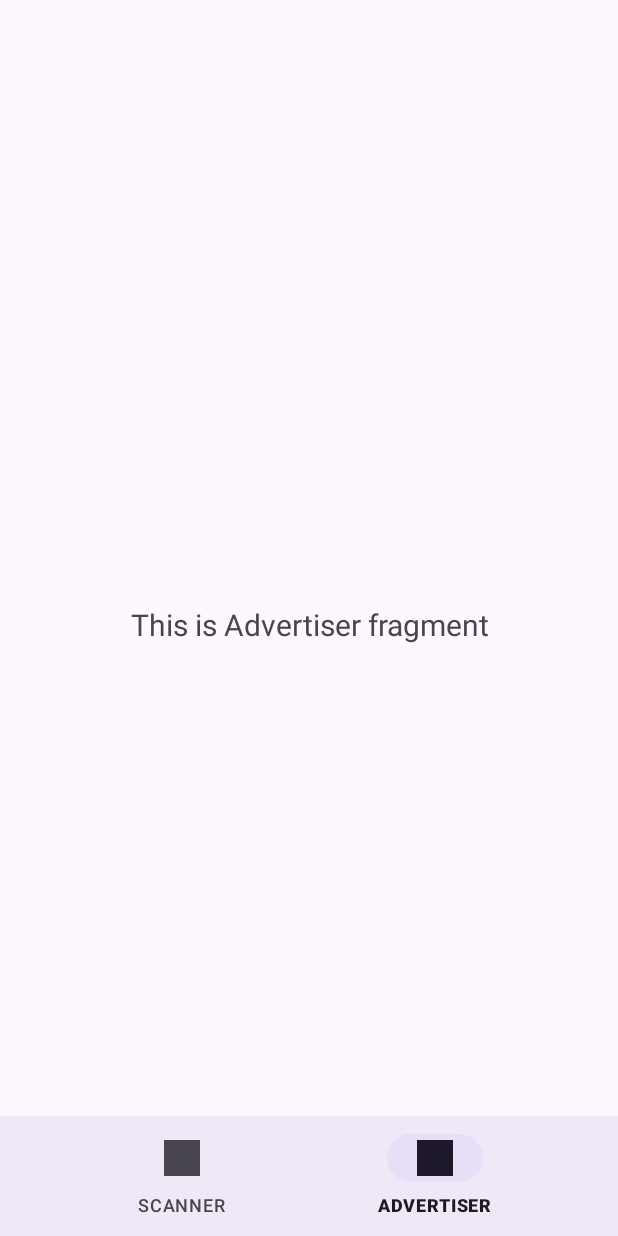
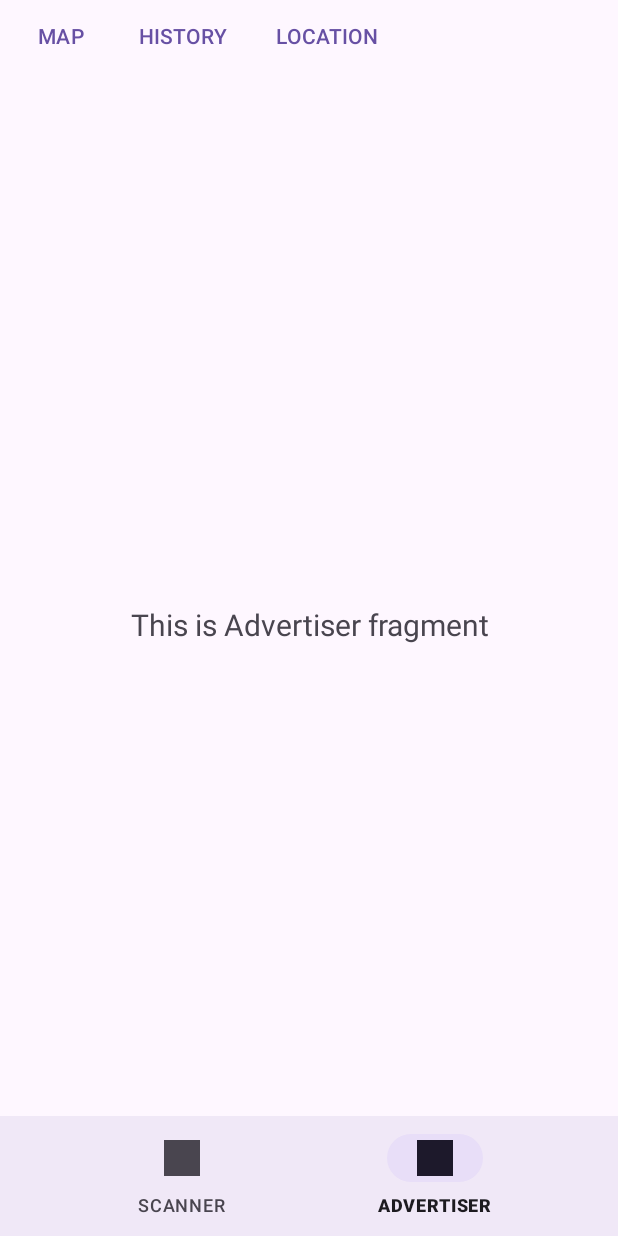
Before and after one commit to Jordan-Keys/BLEmasterslave, an Android app: the screen it shows after launch (MainActivity), item 2 of the bottom bar chosen, on a phone screen of 412 x 824 dp. Run offline under Robolectric (Android 15) with nearby library versions, the phone set to English and light mode, and no system bars.

```diff
--- a/app/src/main/java/App/MainActivity.java
+++ b/app/src/main/java/App/MainActivity.java
@@ -1,17 +1,22 @@
 package App;
 
+import android.content.Context;
 import android.os.Bundle;
-import com.example.blemasterslave.databinding.ActivityMainBinding;
-import com.google.android.material.bottomnavigation.BottomNavigationView;
+import android.view.LayoutInflater;
+import android.view.Menu;
+import android.view.View;
+import android.widget.ImageButton;
+import android.widget.Toast;
 import androidx.appcompat.app.AppCompatActivity;
+import androidx.constraintlayout.widget.ConstraintLayout;
 import androidx.navigation.NavController;
 import androidx.navigation.Navigation;
-import androidx.navigation.ui.AppBarConfiguration;
-import androidx.navigation.ui.NavigationUI;
+import com.example.blemasterslave.databinding.ActivityMainBinding;
 import com.example.blemasterslave.R;
+import com.google.android.material.bottomnavigation.BottomNavigationView;
+import com.google.android.material.appbar.MaterialToolbar;
 
 public class MainActivity extends AppCompatActivity {
-
     private ActivityMainBinding binding;
 
     @Override
@@ -21,15 +26,40 @@ public class MainActivity extends AppCompatActivity {
         binding = ActivityMainBinding.inflate(getLayoutInflater());
         setContentView(binding.getRoot());
 
+        //inflating the custom toolbar layout
+        LayoutInflater inflater = (LayoutInflater) getSystemService(Context.LAYOUT_INFLATER_SERVICE);
+        View customToolbarView = inflater.inflate(R.layout.custom_toolbar, null);
+        ConstraintLayout mainLayout = findViewById(R.id.container);
+        mainLayout.addView(customToolbarView);
+
+
+        // Logic for handling the bottom navigation
         BottomNavigationView navView = findViewById(R.id.nav_view);
-        // Passing each menu ID as a set of Ids because each
-        // menu should be considered as top level destinations.
-//        AppBarConfiguration appBarConfiguration = new AppBarConfiguration.Builder(
-//                R.id.scanner, R.id.advertiser)
-//                .build();
-        NavController navController = Navigation.findNavController(this, R.id.nav_host_fragment_activity_main);
-//        NavigationUI.setupActionBarWithNavController(this, navController, appBarConfiguration);
-        NavigationUI.setupWithNavController(binding.navView, navController);
+        navView.setOnItemSelectedListener(item -> {
+            NavController navController = Navigation.findNavController(this, R.id.nav_host_fragment_activity_main);
+            if (item.getItemId() == R.id.scanner) {
+                navController.navigate(R.id.scanner);
+                return true;
+            } else if (item.getItemId() == R.id.advertiser) {
+                navController.navigate(R.id.advertiser);
+                return true;
+            }
+            return false;
+        });
     }
 
+//    @Override
+//    public boolean onOptionsItemSelected(MenuItem item) {
+//        NavController navController = Navigation.findNavController(this, R.id.nav_host_fragment_activity_main);
+//        if (item.getItemId() == R.id.action_history) {
+//            // Handle history action
+//            navController.navigate(R.id.history_fragment);
+//            return true;
+//        } else if (item.getItemId() == R.id.action_map) {
+//            // Handle map action
+//            navController.navigate(R.id.map_fragment);
+//            return true;
+//        }
+//        return super.onOptionsItemSelected(item);
+//    }
 }
```
